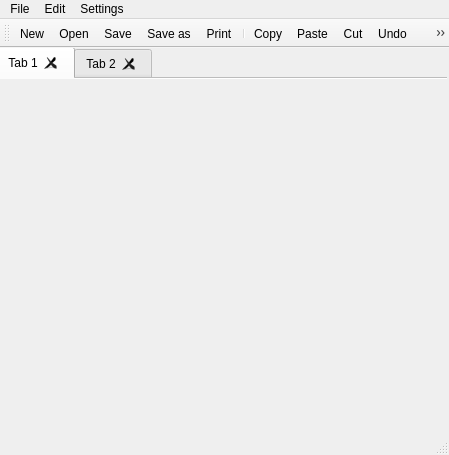
Above: src/mainwindow.ui from jeffuong/Axolotl before the change. Below: the same form after it.
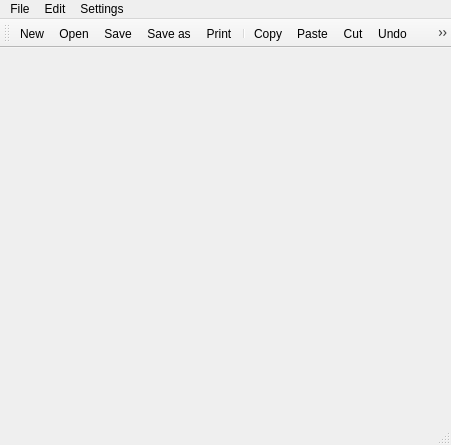
That is the form after the change. Icons and pictures are not drawn.

Commit message: fixed issue with tabs

```diff
--- a/src/mainwindow.ui
+++ b/src/mainwindow.ui
@@ -6,28 +6,28 @@
    <rect>
     <x>0</x>
     <y>0</y>
-    <width>449</width>
-    <height>455</height>
+    <width>451</width>
+    <height>445</height>
    </rect>
   </property>
   <property name="windowTitle">
    <string>MainWindow</string>
   </property>
+  <property name="autoFillBackground">
+   <bool>false</bool>
+  </property>
   <widget class="QWidget" name="centralWidget">
    <widget class="QTabWidget" name="tabWidget">
     <property name="geometry">
      <rect>
-      <x>-4</x>
-      <y>-1</y>
+      <x>0</x>
+      <y>0</y>
       <width>451</width>
-      <height>371</height>
+      <height>361</height>
      </rect>
     </property>
-    <property name="sizePolicy">
-     <sizepolicy hsizetype="Preferred" vsizetype="Preferred">
-      <horstretch>0</horstretch>
-      <verstretch>0</verstretch>
-     </sizepolicy>
+    <property name="autoFillBackground">
+     <bool>true</bool>
     </property>
     <property name="documentMode">
      <bool>true</bool>
@@ -38,16 +38,9 @@
     <property name="movable">
      <bool>true</bool>
     </property>
-    <widget class="QWidget" name="tab_3">
-     <attribute name="title">
-      <string>Tab 1</string>
-     </attribute>
-    </widget>
-    <widget class="QWidget" name="tab_4">
-     <attribute name="title">
-      <string>Tab 2</string>
-     </attribute>
-    </widget>
+    <property name="tabBarAutoHide">
+     <bool>true</bool>
+    </property>
    </widget>
   </widget>
   <widget class="QMenuBar" name="menuBar">
@@ -55,7 +48,7 @@
     <rect>
      <x>0</x>
      <y>0</y>
-     <width>449</width>
+     <width>451</width>
      <height>21</height>
     </rect>
    </property>
```
The commit also changes 2 other files.
